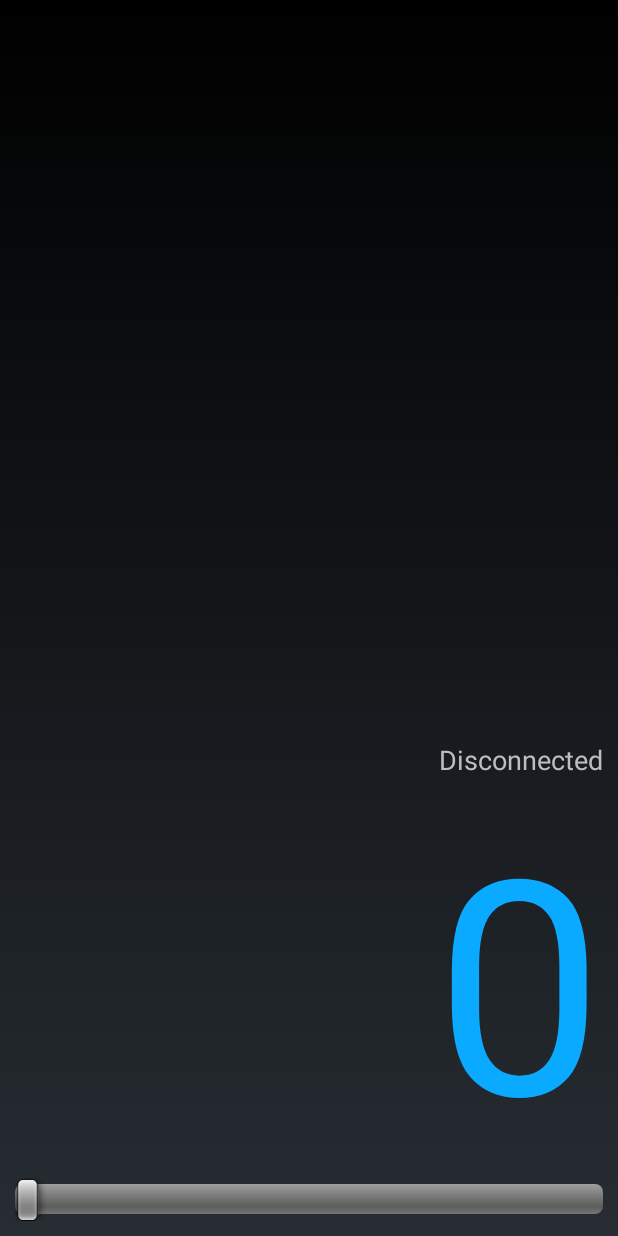
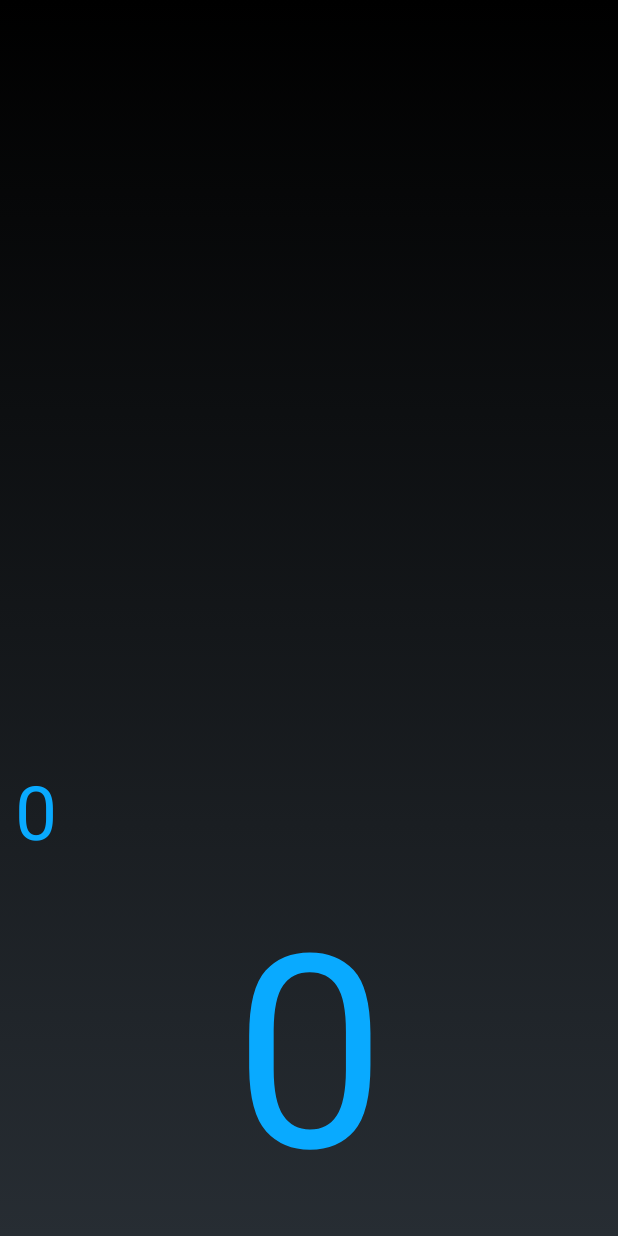
Before and after one commit to alistair2002/hm-10-pilot, an Android app: the layout rudder.xml on its own in the app's theme, with its tools: preview values and no code run, on a phone screen of 412 x 824 dp. Run offline under Robolectric (Android 15) with nearby library versions, the phone set to English and light mode, and no system bars.

```diff
--- a/app/src/main/res/layout/rudder.xml
+++ b/app/src/main/res/layout/rudder.xml
@@ -12,29 +12,25 @@
         android:layout_margin="10dp"
         android:weightSum="1">
 
-        <TextView   android:id="@+id/connection_state"
-                android:gravity="right"
-                android:layout_width="match_parent"
-                android:layout_height="match_parent"
-                android:text="@string/disconnected"
-                android:textSize="18sp"
-                android:layout_weight="1.13" />
+        <EditText android:id="@+id/rudder_edit"
+            android:textSize="50dp"
+            android:text="0"
+            android:textColor="#ff09aaff"
+            android:layout_height="wrap_content"
+            android:layout_width="match_parent"
+            android:background="@android:color/transparent"
+            android:clickable="true"
+            android:inputType="number|numberSigned"
+            android:imeOptions="actionDone"
+            android:cursorVisible="false"/>
 
         <TextView android:id="@+id/rudder"
             android:text="0"
-            android:textSize="200dp"
+            android:textSize="180dp"
             android:textColor="#ff09aaff"
             android:layout_width="match_parent"
             android:layout_height="wrap_content"
-            android:gravity="right"
-            android:editable="true"
-            android:focusable="true" />
-
-        <SeekBar
-            android:id="@+id/seekRed"
-            android:layout_width="match_parent"
-            android:layout_height="match_parent"
-            />
+            android:gravity="center"/>
     </LinearLayout>
 
 </ScrollView>
```
Also changed, not shown: app/src/main/java/com/polkapolka/bluetooth/le/DeviceControlActivity.java (+14 -6 lines), app/src/main/res/layout/bearing.xml (+13 -18 lines), app/src/main/res/layout/gatt_services_characteristics.xml (+18 -14 lines), app/src/main/corsair_compass_rose-web.png (added), app/src/main/mary_small-web.png (added), app/src/main/res/drawable-xxhdpi/c_rose.png (deleted), app/src/main/res/drawable-xxhdpi/corsair_compass_rose.png, app/src/main/res/drawable-xxhdpi/mary_small.png, app/src/main/res/mipmap-hdpi/corsair_compass_rose.png (added), app/src/main/res/mipmap-hdpi/mary_small.png (added), app/src/main/res/mipmap-mdpi/corsair_compass_rose.png (added), app/src/main/res/mipmap-mdpi/mary_small.png (added), app/src/main/res/mipmap-xhdpi/corsair_compass_rose.png (added), app/src/main/res/mipmap-xhdpi/mary_small.png (added), 4 more files, 7 other files.
